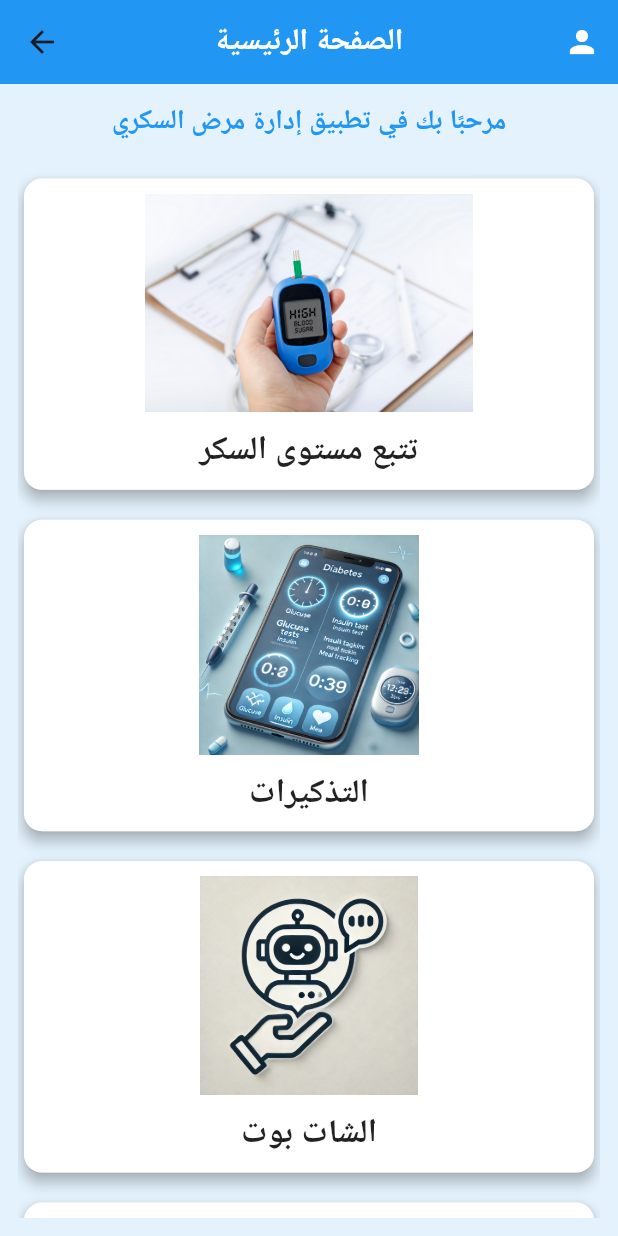
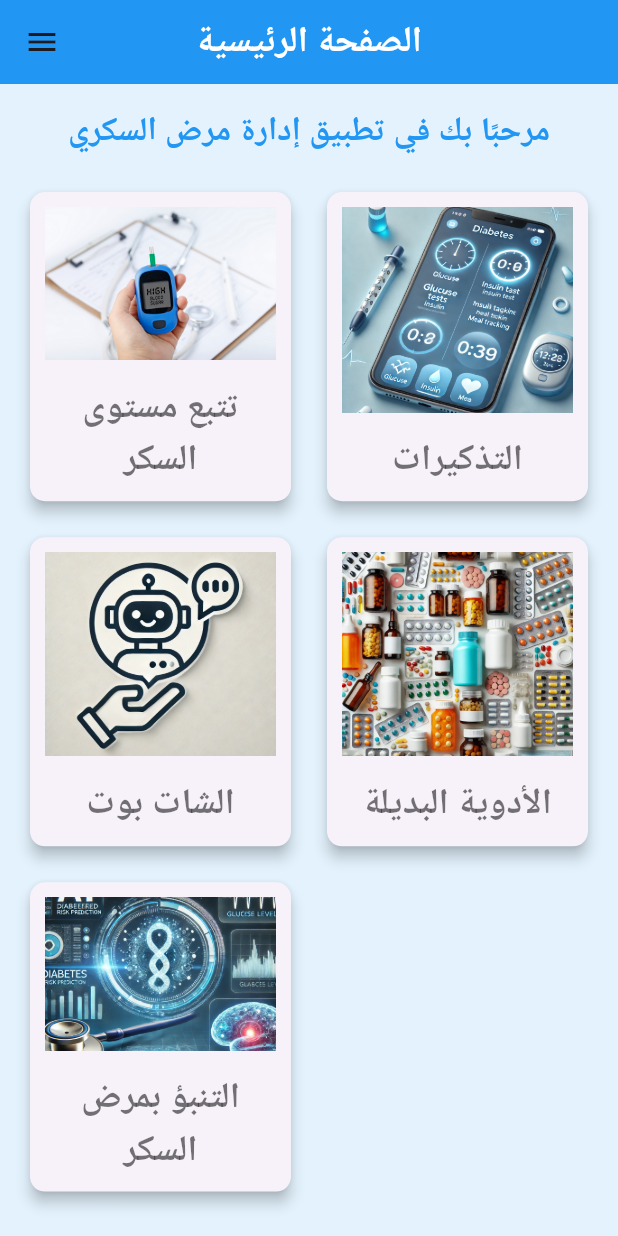
Before and after one commit to tahaghazi/diabetes-management, a Flutter app: the DashboardScreen screen opened by its route, on a phone screen of 412 x 824 dp. Run offline on Flutter 3.47's test engine with Material 3 defaults, Android fonts, the phone set to English and light mode, and no system bars; our stand-ins replace shared_preferences; accounts and stored records are empty.

Commit message:
Add reset password screen and update dashboard

```diff
--- a/flutter/lib/main.dart
+++ b/flutter/lib/main.dart
@@ -9,7 +9,8 @@ import 'screens/ai_analysis_screen.dart';
 import 'screens/profile_settings_screen.dart';
 import 'screens/chatbot_screen.dart';
 import 'screens/alternative_medications_screen.dart';
-import 'screens/account_type_screen.dart'; // تم إضافة شاشة اختيار نوع الحساب
+import 'screens/account_type_screen.dart';
+import 'screens/reset_password_screen.dart';
 
 void main() {
   runApp(DiabetesApp());
@@ -73,7 +74,8 @@ class DiabetesApp extends StatelessWidget {
         '/forgot_password': (context) => ForgotPasswordScreen(),
         '/chatbot': (context) => ChatbotScreen(),
         '/alternative_medications': (context) => AlternativeMedicationsScreen(),
-        '/account_type': (context) => AccountTypeScreen(), // إضافة مسار لشاشة اختيار نوع الحساب
+        '/account_type': (context) => AccountTypeScreen(),
+        '/reset_password': (context) => ResetPasswordScreen(), //
       },
       onGenerateRoute: (settings) {
         if (settings.name == '/sign_up') {
--- a/flutter/lib/screens/dashboard_screen.dart
+++ b/flutter/lib/screens/dashboard_screen.dart
@@ -46,79 +46,171 @@ class _DashboardScreenState extends State<DashboardScreen> {
     });
   }
 
+  Widget _buildDrawerItem(BuildContext context, String title, IconData icon, Widget? screen, {bool isLogout = false}) {
+    return ListTile(
+      leading: Icon(icon, color: isLogout ? Colors.red : Colors.blue, size: 30),
+      title: Text(title, style: TextStyle(color: isLogout ? Colors.red : Colors.black, fontSize: 18)),
+      onTap: () {
+        if (isLogout) {
+          Navigator.of(context).pushReplacement(MaterialPageRoute(builder: (context) => LoginScreen()));
+        } else {
+          Navigator.push(context, MaterialPageRoute(builder: (context) => screen!));
+        }
+      },
+    );
+  }
+
+  Widget _buildDashboardButton(BuildContext context, {required String title, required String imagePath, required Widget screen}) {
+    return GestureDetector(
+      onTap: () {
+        Navigator.of(context).push(
+          MaterialPageRoute(builder: (context) => screen),
+        );
+      },
+      child: Card(
+        elevation: 4.0,
+        shape: RoundedRectangleBorder(borderRadius: BorderRadius.circular(10)),
+        child: Padding(
+          padding: const EdgeInsets.all(10.0),
+          child: Column(
+            mainAxisAlignment: MainAxisAlignment.center,
+            crossAxisAlignment: CrossAxisAlignment.center,
+            children: [
+              Expanded(
+                child: Image.asset(
+                  imagePath,
+                  fit: BoxFit.cover,
+                  width: double.infinity,
+                ),
+              ),
+              const SizedBox(height: 15),
+              Text(
+                title,
+                textAlign: TextAlign.center,
+                style: const TextStyle(fontSize: 24, fontWeight: FontWeight.bold),
+              ),
+            ],
+          ),
+        ),
+      ),
+    );
+  }
+
   @override
   Widget build(BuildContext context) {
     return Scaffold(
       appBar: AppBar(
         title: const Text(
           'الصفحة الرئيسية',
-          style: TextStyle(fontSize: 20, fontWeight: FontWeight.bold, color: Colors.white),
+          style: TextStyle(fontSize: 24, fontWeight: FontWeight.bold, color: Colors.white),
         ),
         centerTitle: true,
         backgroundColor: Colors.blue,
-        actions: [
-          PopupMenuButton<String>(
-            icon: const Icon(Icons.person, color: Colors.white),
-            onSelected: (value) {
-              if (value == 'logout') {
-                SharedPreferences.getInstance().then((prefs) {
-                  prefs.clear(); // مسح كل البيانات عند الخروج
-                  Navigator.of(context).pushReplacement(
-                    MaterialPageRoute(builder: (context) => LoginScreen()),
-                  );
-                });
-              }
-            },
-            itemBuilder: (BuildContext context) => [
-              PopupMenuItem<String>(
-                enabled: false,
-                child: Text(
-                  '${_firstName ?? 'الاسم'} ${_lastName ?? 'الأخير'}',
-                  style: const TextStyle(fontWeight: FontWeight.bold),
+      ),
+      drawer: Drawer(
+        child: ListView(
+          padding: EdgeInsets.zero,
+          children: [
+            Container(
+              height: 280,
+              decoration: const BoxDecoration(
+                gradient: LinearGradient(
+                  colors: [Colors.blue, Colors.blueAccent],
+                  begin: Alignment.topLeft,
+                  end: Alignment.bottomRight,
                 ),
               ),
-              PopupMenuItem<String>(
-                enabled: false,
-                child: Text(_email ?? 'الإيميل'),
-              ),
-              if (_accountType == 'doctor')
-                PopupMenuItem<String>(
-                  enabled: false,
-                  child: Text.rich(
-                    TextSpan(
-                      children: [
-                        const TextSpan(
-                          text: 'التخصص : ',
-                          style: TextStyle(fontWeight: FontWeight.bold),
-                        ),
-                        TextSpan(
-                          text: _specialization ?? 'غير محدد',
+              child: Column(
+                mainAxisAlignment: MainAxisAlignment.center,
+                crossAxisAlignment: CrossAxisAlignment.center,
+                children: [
+                  Container(
+                    decoration: BoxDecoration(
+                      shape: BoxShape.circle,
+                      boxShadow: [
+                        BoxShadow(
+                          color: Colors.black.withOpacity(0.3),
+                          blurRadius: 10,
+                          offset: const Offset(0, 5),
                         ),
                       ],
                     ),
+                    child: Image.asset(
+                      _accountType == 'doctor' ? 'assets/images/doctor_logo.png.webp' : 'assets/images/patient_logo.png.webp',
+                      height: 80,
+                      width: 80,
+                    ),
                   ),
-                ),
-              const PopupMenuItem<String>(
-                value: 'logout',
-                child: Text('تسجيل الخروج'),
+                  const SizedBox(height: 20),
+                  Text(
+                    '${_firstName ?? 'الاسم'} ${_lastName ?? ''}',
+                    style: const TextStyle(
+                      color: Colors.white,
+                      fontSize: 24,
+                      fontWeight: FontWeight.bold,
+                    ),
+                    textAlign: TextAlign.center,
+                  ),
+                  const SizedBox(height: 12),
+                  Text(
+                    _email ?? 'الإيميل',
+                    style: const TextStyle(color: Colors.white70, fontSize: 18),
+                    textAlign: TextAlign.center,
+                  ),
+                  const SizedBox(height: 12),
+                  Text(
+                    _accountType == 'doctor' ? 'دكتور' : 'مريض',
+                    style: const TextStyle(color: Colors.white70, fontSize: 18),
+                    textAlign: TextAlign.center,
+                  ),
+                  if (_accountType == 'doctor')
+                    Padding(
+                      padding: const EdgeInsets.only(top: 12),
+                      child: Text(
+                        'التخصص: ${_specialization ?? 'غير محدد'}',
+                        style: const TextStyle(color: Colors.white70, fontSize: 18),
+                        textAlign: TextAlign.center,
+                      ),
+                    ),
+                ],
               ),
-            ],
-          ),
-        ],
+            ),
+            _buildDrawerItem(context, 'تتبع مستوى السكر', Icons.monitor_heart, GlucoseTrackingScreen()),
+            _buildDrawerItem(context, 'التذكيرات', Icons.notifications, RemindersScreen()),
+            _buildDrawerItem(context, 'الشات بوت', Icons.chat, ChatbotScreen()),
+            _buildDrawerItem(context, 'الأدوية البديلة', Icons.medical_services, AlternativeMedicationsScreen()),
+            _buildDrawerItem(context, 'التنبؤ بمرض السكر', Icons.analytics, AIAnalysisScreen()),
+            const Divider(),
+            const Spacer(),
+            ListTile(
+              leading: const Icon(Icons.logout, color: Colors.red, size: 30),
+              title: const Text('تسجيل الخروج', style: TextStyle(color: Colors.red, fontSize: 18)),
+              onTap: () async {
+                SharedPreferences prefs = await SharedPreferences.getInstance();
+                await prefs.clear();
+                Navigator.of(context).pushReplacement(MaterialPageRoute(builder: (context) => LoginScreen()));
+              },
+            ),
+          ],
+        ),
       ),
       body: Padding(
-        padding: const EdgeInsets.all(12.0),
+        padding: const EdgeInsets.all(16.0),
         child: Column(
           children: [
             if (_showWelcomeMessage)
               const Padding(
-                padding: EdgeInsets.only(bottom: 20),
+                padding: EdgeInsets.only(bottom: 20), // يجب تصحيحه إلى bottom: 20
                 child: Text(
                   'مرحبًا بك في تطبيق إدارة مرض السكري',
-                  style: TextStyle(fontSize: 18, fontWeight: FontWeight.bold, color: Colors.blue),
+                  style: TextStyle(fontSize: 22, fontWeight: FontWeight.bold, color: Colors.blue),
                 ),
               ),
-            const Expanded(child: DashboardGrid()),
+            Expanded(
+              child: DashboardGrid(
+                buildDashboardButton: _buildDashboardButton,
+              ),
+            ),
           ],
         ),
       ),
@@ -127,90 +219,29 @@ class _DashboardScreenState extends State<DashboardScreen> {
 }
 
 class DashboardGrid extends StatelessWidget {
-  const DashboardGrid({Key? key}) : super(key: key);
+  final Widget Function(BuildContext, {required String title, required String imagePath, required Widget screen}) buildDashboardButton;
+
+  const DashboardGrid({Key? key, required this.buildDashboardButton}) : super(key: key);
 
   @override
   Widget build(BuildContext context) {
     return GridView.builder(
       gridDelegate: const SliverGridDelegateWithFixedCrossAxisCount(
-        crossAxisCount: 1,
-        crossAxisSpacing: 12,
-        mainAxisSpacing: 12,
-        childAspectRatio: 1.8,
+        crossAxisCount: 2,
+        crossAxisSpacing: 16,
+        mainAxisSpacing: 16,
+        childAspectRatio: 0.85,
       ),
       itemCount: _dashboardItems.length,
       itemBuilder: (context, index) {
         final item = _dashboardItems[index];
-        return _buildDashboardButton(
+        return buildDashboardButton(
           context,
           title: item['title'],
           imagePath: item['imagePath'],
           screen: item['screen'],
         );
       },
-    );
-  }
-
-  static Widget _buildDashboardButton(
-    BuildContext context, {
-    required String title,
-    required String imagePath,
-    required Widget screen,
-  }) {
-    return InkWell(
-      onTap: () {
-        Navigator.push(
-          context,
-          MaterialPageRoute(builder: (context) => screen),
-        );
-      },
-      borderRadius: BorderRadius.circular(12),
-      splashColor: Colors.blue.withOpacity(0.2),
-      child: Card(
-        elevation: 4,
-        shape: RoundedRectangleBorder(borderRadius: BorderRadius.circular(12)),
-        child: Container(
-          decoration: BoxDecoration(
-            borderRadius: BorderRadius.circular(12),
-            color: Colors.white,
-            boxShadow: [
-              BoxShadow(
-                color: Colors.grey.withOpacity(0.2),
-                spreadRadius: 2,
-                blurRadius: 5,
-                offset: const Offset(0, 3),
-              ),
-            ],
-          ),
-          child: Column(
-            mainAxisAlignment: MainAxisAlignment.center,
-            children: [
-              Expanded(
-                child: Padding(
-                  padding: const EdgeInsets.all(10.0),
-                  child: Image.asset(
-                    imagePath,
-                    fit: BoxFit.contain,
-                    height: 80,
-                  ),
-                ),
-              ),
-              Padding(
-                padding: const EdgeInsets.only(bottom: 10.0),
-                child: Text(
-                  title,
-                  textAlign: TextAlign.center,
-                  style: const TextStyle(
-                    fontSize: 22,
-                    fontWeight: FontWeight.bold,
-                    color: Colors.black87,
-                  ),
-                ),
-              ),
-            ],
-          ),
-        ),
-      ),
     );
   }
 }
--- a/flutter/pubspec.yaml
+++ b/flutter/pubspec.yaml
@@ -32,7 +32,6 @@ dependencies:
     sdk: flutter
   http: ^0.13.6
   shared_preferences: ^2.2.0
-
 
   # The following adds the Cupertino Icons font to your application.
   # Use with the CupertinoIcons class for iOS style icons.
```
Also changed, not shown: flutter/lib/screens/login_screen.dart (+16 -3 lines), flutter/lib/screens/reset_password_screen.dart (added, +101 -0 lines), flutter/assets/images/doctor_logo.png.webp, flutter/assets/images/patient_logo.png.webp, 1 other file.
